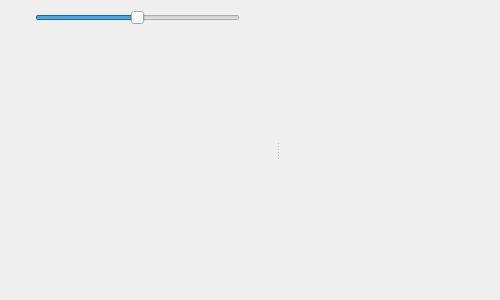
jirik09/Sniffy, file LEO_sniffy/modules/scope/scopewindow.ui: the form before one commit.
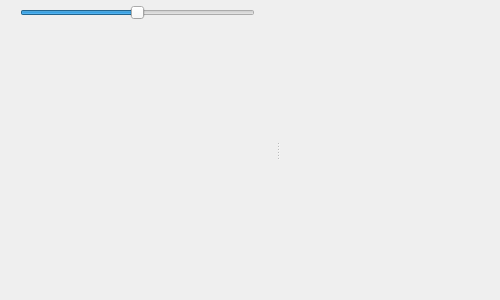
The form after the commit.

Patch:
```diff
--- a/LEO_sniffy/modules/scope/scopewindow.ui
+++ b/LEO_sniffy/modules/scope/scopewindow.ui
@@ -67,16 +67,16 @@
         <number>0</number>
        </property>
        <property name="leftMargin">
-        <number>5</number>
+        <number>0</number>
        </property>
        <property name="topMargin">
-        <number>5</number>
+        <number>0</number>
        </property>
        <property name="rightMargin">
-        <number>5</number>
+        <number>0</number>
        </property>
        <property name="bottomMargin">
-        <number>5</number>
+        <number>0</number>
        </property>
        <item>
         <widget class="QWidget" name="widget_top" native="true">
@@ -106,13 +106,13 @@
            <number>0</number>
           </property>
           <property name="leftMargin">
-           <number>30</number>
+           <number>20</number>
           </property>
           <property name="topMargin">
            <number>5</number>
           </property>
           <property name="rightMargin">
-           <number>30</number>
+           <number>20</number>
           </property>
           <property name="bottomMargin">
            <number>0</number>
```
Left out of the diff: 4 changed lines with no effect on the pictures.
